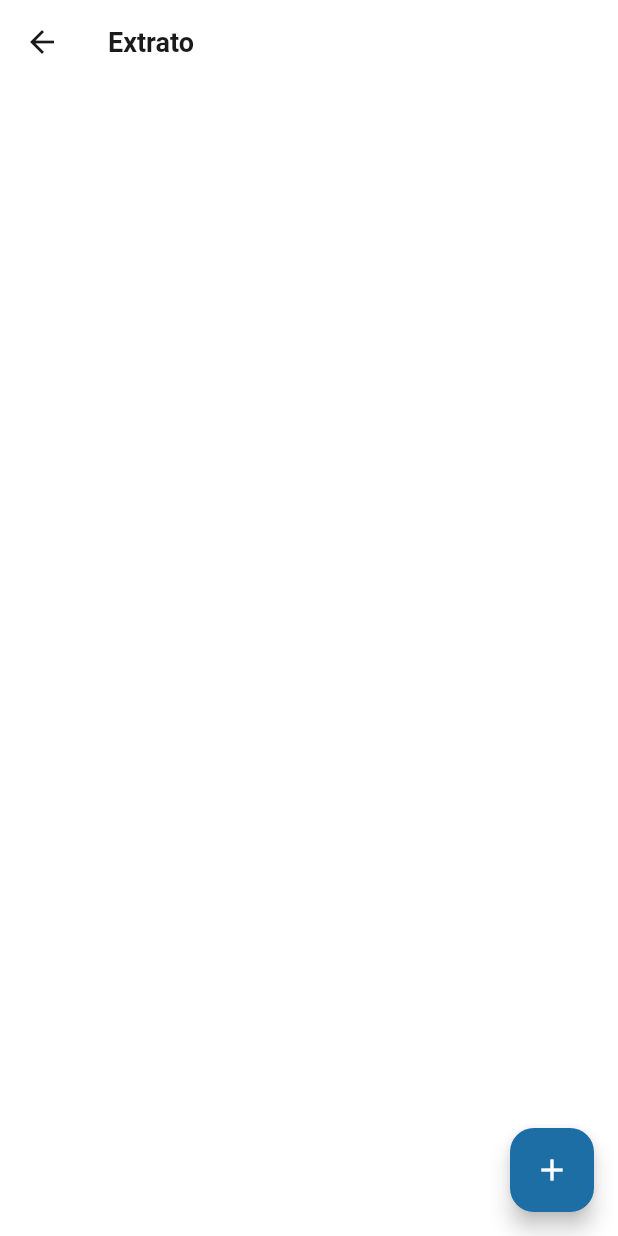
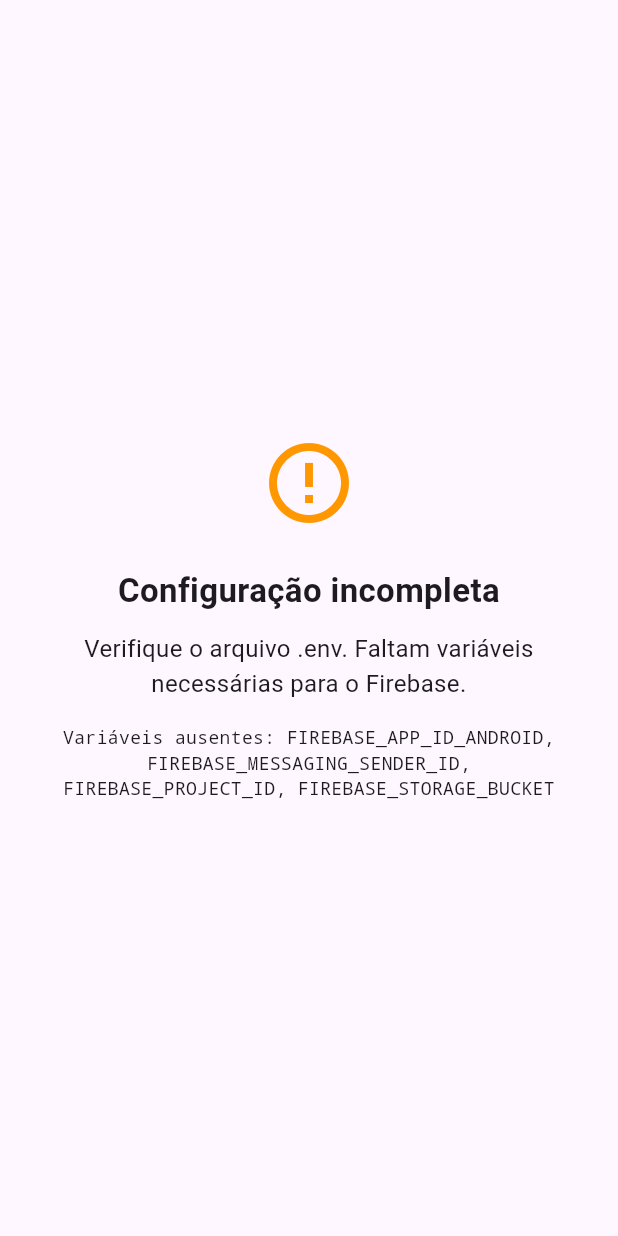
Before and after one commit to Grupo-10-Pos-FIAP/cortex-bank-mobile, a Flutter app: the screen it shows after launch, on a phone screen of 412 x 824 dp. Run offline on Flutter 3.47's test engine with Material 3 defaults, Android fonts, the phone set to English and light mode, and no system bars; our stand-ins replace cloud_firestore, firebase_auth, firebase_core, flutter_dotenv, get_it, google_fonts; accounts and stored records are empty.

Commit message:
feat(app): validate env and show config error

```diff
--- a/lib/main.dart
+++ b/lib/main.dart
@@ -9,6 +9,8 @@
 import 'package:cortex_bank_mobile/features/auth/data/repositories/i_auth_repository.dart';
 import 'package:cortex_bank_mobile/features/transaction/data/repositories/i_transactions_repository.dart';
 import 'package:cortex_bank_mobile/features/transaction/state/transactions_provider.dart';
+import 'package:cortex_bank_mobile/core/utils/env_validator.dart';
+import 'package:cortex_bank_mobile/core/utils/safe_log.dart';
 import 'firebase_options.dart';
 
 Future<void> main() async {
@@ -17,8 +19,13 @@
   try {
     await dotenv.load(fileName: '.env');
   } catch (e) {
-    // ignore: avoid_print
-    print('Erro ao carregar .env: $e');
+    safeLogError('Erro ao carregar .env', e);
+  }
+
+  final missingEnv = getMissingFirebaseEnvVars();
+  if (missingEnv.isNotEmpty) {
+    runApp(_ConfigErrorApp(missingKeys: missingEnv));
+    return;
   }
 
   await Firebase.initializeApp(
@@ -27,12 +34,14 @@
 
   configureDependencies();
 
+  // Criar e inicializar AuthProvider antes de runApp
+  final authProvider = AuthProvider(getIt<IAuthRepository>());
+  await authProvider.loadCurrentUser();
+
   runApp(
     MultiProvider(
       providers: [
-        ChangeNotifierProvider(
-          create: (_) => AuthProvider(getIt<IAuthRepository>())..loadCurrentUser(),
-        ),
+        ChangeNotifierProvider.value(value: authProvider),
         ChangeNotifierProvider(
           create: (_) => TransactionsProvider(getIt<ITransactionsRepository>()),
         ),
@@ -41,3 +50,52 @@
     ),
   );
 }
+
+/// Tela exibida quando variáveis .env necessárias ao Firebase estão ausentes.
+class _ConfigErrorApp extends StatelessWidget {
+  const _ConfigErrorApp({required this.missingKeys});
+
+  final List<String> missingKeys;
+
+  @override
+  Widget build(BuildContext context) {
+    return MaterialApp(
+      title: 'Cortex Bank Mobile',
+      home: Scaffold(
+        body: SafeArea(
+          child: Padding(
+            padding: const EdgeInsets.all(24.0),
+            child: Column(
+              mainAxisAlignment: MainAxisAlignment.center,
+              crossAxisAlignment: CrossAxisAlignment.stretch,
+              children: [
+                const Icon(Icons.error_outline, size: 64, color: Colors.orange),
+                const SizedBox(height: 24),
+                const Text(
+                  'Configuração incompleta',
+                  textAlign: TextAlign.center,
+                  style: TextStyle(
+                    fontSize: 22,
+                    fontWeight: FontWeight.bold,
+                  ),
+                ),
+                const SizedBox(height: 12),
+                const Text(
+                  'Verifique o arquivo .env. Faltam variáveis necessárias para o Firebase.',
+                  textAlign: TextAlign.center,
+                  style: TextStyle(fontSize: 16),
+                ),
+                const SizedBox(height: 16),
+                Text(
+                  'Variáveis ausentes: ${missingKeys.join(", ")}',
+                  textAlign: TextAlign.center,
+                  style: const TextStyle(fontSize: 12, fontFamily: 'monospace'),
+                ),
+              ],
+            ),
+          ),
+        ),
+      ),
+    );
+  }
+}
```
